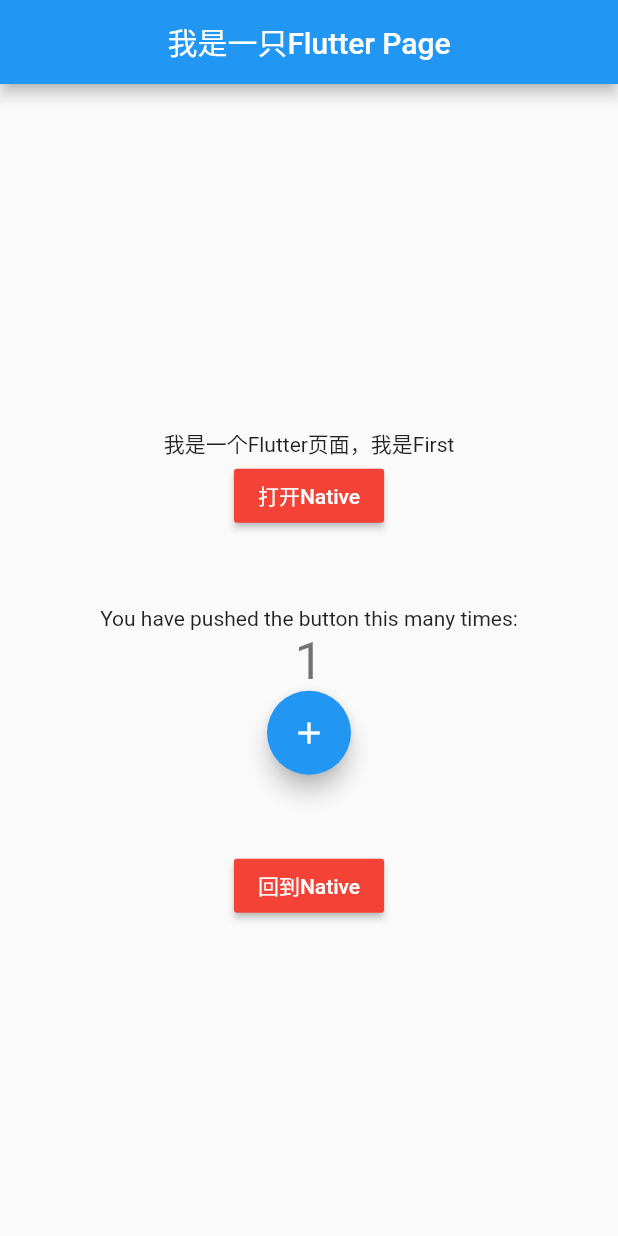
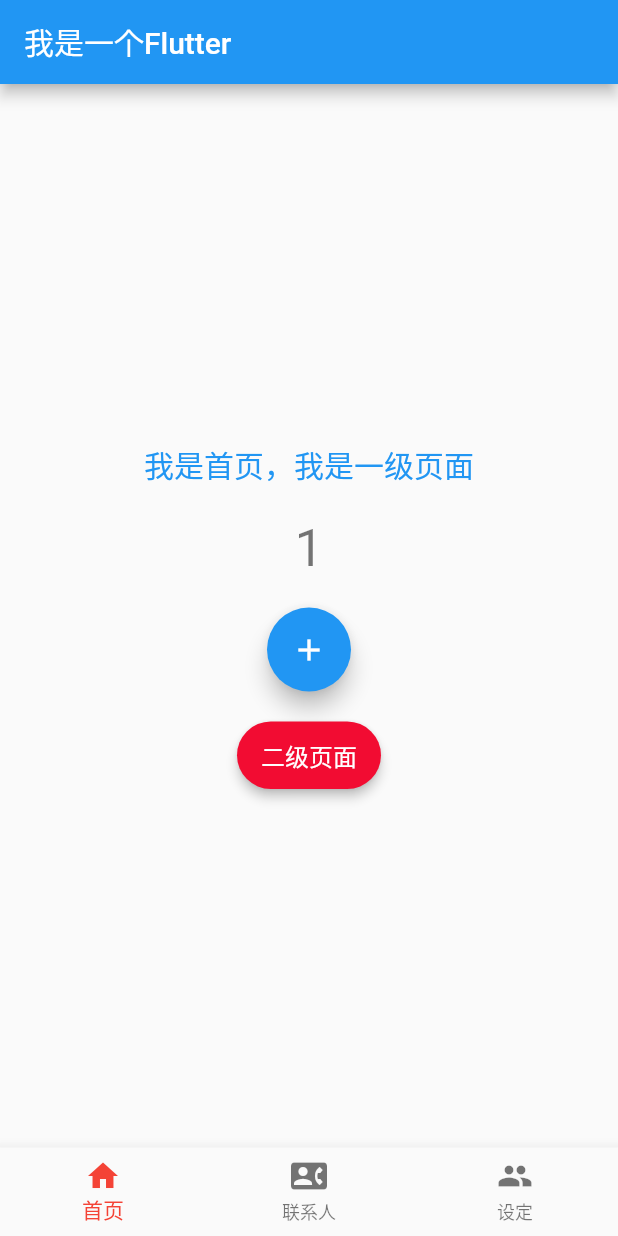
Before and after one commit to bd-jhunter/flutter_native, a Flutter app: the screen it shows after launch, after a tap on the "add" icon, on a phone screen of 412 x 824 dp. Run offline on Flutter 3.47's test engine with Material 2 defaults, Android fonts, the phone set to English and light mode, and no system bars.

Commit message:
implement a pageview in flutter

```diff
--- a/lib/main.dart
+++ b/lib/main.dart
@@ -1,8 +1,14 @@
 import 'dart:io';
 import 'package:flutter/material.dart';
 import 'package:flutter/rendering.dart';
+import 'package:flutternative/root_tab_page.dart';
+import 'package:flutternative/tabbar/contracts_page.dart';
+import 'package:flutternative/tabbar/home_page.dart';
+import 'package:flutternative/tabbar/setting_page.dart';
 
 import 'first_page.dart';
+
+GlobalKey<RootTabBarPageState> tabBarKey = GlobalKey<RootTabBarPageState>();
 
 void main() => runApp(MyApp());
 
@@ -10,6 +16,8 @@ class MyApp extends StatelessWidget {
   // This widget is the root of your application.
   @override
   Widget build(BuildContext context) {
+    List<ITopPage> pages = [HomePage(), ContractsPage(), SettingPage()];
+    var home = RootTabBarPage(key: tabBarKey, pages: pages);
     return MaterialApp(
       title: 'Flutter Demo',
       theme: ThemeData(
@@ -23,109 +31,12 @@ class MyApp extends StatelessWidget {
         // counter didn't reset back to zero; the application is not restarted.
         primarySwatch: Colors.blue,
       ),
-//      home: MyHomePage(title: 'Flutter Demo Home Page'),
-      initialRoute: 'firstPage',
-      routes: {
-        'firstPage': (context) => FirstPage(),
-        'secondPage': (context) => SecondPage(),
-      },
+     home: home,
+//       initialRoute: 'firstPage',
+//       routes: {
+//         'firstPage': (context) => FirstPage(),
+//         'secondPage': (context) => SecondPage(),
+//       },
     );
   }
 }
-
-class MyHomePage extends StatefulWidget {
-  MyHomePage({Key key, this.title}) : super(key: key);
-
-  // This widget is the home page of your application. It is stateful, meaning
-  // that it has a State object (defined below) that contains fields that affect
-  // how it looks.
-
-  // This class is the configuration for the state. It holds the values (in this
-  // case the title) provided by the parent (in this case the App widget) and
-  // used by the build method of the State. Fields in a Widget subclass are
-  // always marked "final".
-
-  final String title;
-
-  @override
-  _MyHomePageState createState() => _MyHomePageState();
-}
-
-class _MyHomePageState extends State<MyHomePage> {
-  int _counter = 0;
-
-  void _incrementCounter() {
-    // TODO(unknown): 需要验证android代码是否也可以移到这里
-//    if (Platform.isIOS) {
-//      try {
-//        final SemanticsOwner owner =
-//            WidgetsBinding.instance.pipelineOwner?.semanticsOwner;
-//        final SemanticsNode root = owner?.rootSemanticsNode;
-//        root?.detach();
-//        root?.attach(owner);
-//      } catch (e) {
-//        assert(false, e.toString());
-//      }
-//    }
-    setState(() {
-      // This call to setState tells the Flutter framework that something has
-      // changed in this State, which causes it to rerun the build method below
-      // so that the display can reflect the updated values. If we changed
-      // _counter without calling setState(), then the build method would not be
-      // called again, and so nothing would appear to happen.
-      _counter++;
-    });
-  }
-
-  @override
-  Widget build(BuildContext context) {
-    // This method is rerun every time setState is called, for instance as done
-    // by the _incrementCounter method above.
-    //
-    // The Flutter framework has been optimized to make rerunning build methods
-    // fast, so that you can just rebuild anything that needs updating rather
-    // than having to individually change instances of widgets.
-    return Scaffold(
-      appBar: AppBar(
-        // Here we take the value from the MyHomePage object that was created by
-        // the App.build method, and use it to set our appbar title.
-        title: Text(widget.title),
-      ),
-      body: Center(
-        // Center is a layout widget. It takes a single child and positions it
-        // in the middle of the parent.
-        child: Column(
-          // Column is also a layout widget. It takes a list of children and
-          // arranges them vertically. By default, it sizes itself to fit its
-          // children horizontally, and tries to be as tall as its parent.
-          //
-          // Invoke "debug painting" (press "p" in the console, choose the
-          // "Toggle Debug Paint" action from the Flutter Inspector in Android
-          // Studio, or the "Toggle Debug Paint" command in Visual Studio Code)
-          // to see the wireframe for each widget.
-          //
-          // Column has various properties to control how it sizes itself and
-          // how it positions its children. Here we use mainAxisAlignment to
-          // center the children vertically; the main axis here is the vertical
-          // axis because Columns are vertical (the cross axis would be
-          // horizontal).
-          mainAxisAlignment: MainAxisAlignment.center,
-          children: <Widget>[
-            Text(
-              'You have pushed the button this many times:',
-            ),
-            Text(
-              '$_counter',
-              style: Theme.of(context).textTheme.headline4,
-            ),
-          ],
-        ),
-      ),
-      floatingActionButton: FloatingActionButton(
-        onPressed: _incrementCounter,
-        tooltip: 'Increment',
-        child: Icon(Icons.add),
-      ), // This trailing comma makes auto-formatting nicer for build methods.
-    );
-  }
-}
--- a/lib/root_tab_page.dart
+++ b/lib/root_tab_page.dart
@@ -0,0 +1,91 @@
+import 'package:flutter/cupertino.dart';
+import 'package:flutter/material.dart';
+
+mixin ITopPage {
+  String get title;
+
+  Widget get icon;
+
+  Widget body(BuildContext context);
+}
+
+// ignore: must_be_immutable
+class RootTabBarPage extends StatefulWidget {
+  final RootTabBarPageState _state;
+
+  RootTabBarPage({Key key, @required List<ITopPage> pages})
+      : _state = RootTabBarPageState(pages),
+        super(key: key);
+
+  @override
+  State<StatefulWidget> createState() => _state;
+}
+
+class RootTabBarPageState extends State<RootTabBarPage> {
+  final List<ITopPage> _pages;
+  final PageController _pageController = PageController(keepPage: true);
+  int _currentIndex = 0;
+
+  RootTabBarPageState(this._pages);
+
+  @override
+  Widget build(BuildContext context) {
+    return Scaffold(
+      appBar: AppBar(
+        title: Text('我是一个Flutter'),
+      ),
+      bottomNavigationBar: BottomNavigationBar(
+        fixedColor: Colors.red,
+        //底部导航栏按钮选中时的颜色
+        type: BottomNavigationBarType.fixed,
+        //底部导航栏的适配，当item多的时候都展示出来
+        currentIndex: _currentIndex,
+        onTap: _onPageChanged,
+        items: _pages.map((e) => BottomNavigationBarItem(icon: e.icon, title: Text(e.title))).toList(),
+      ),
+      body: _pageView(context),
+    );
+  }
+
+  void openTab(int index) {
+    _pageController.jumpToPage(index);
+    setState(() {
+      _currentIndex = index;
+    });
+  }
+
+  Widget _pageView(BuildContext context) {
+    return PageView(
+      children: _pages.map((e) => e.body(context)).toList(),
+      controller: _pageController,
+    );
+  }
+
+  void _onPageChanged(int index) {
+    openTab(index);
+  }
+
+}
+
+/*
+* 存档
+     return Scaffold(
+      appBar: AppBar(
+        title: Text('我是一个Flutter'),
+      ),
+      bottomNavigationBar: BottomNavigationBar(
+        fixedColor: Colors.red,
+        //底部导航栏按钮选中时的颜色
+        type: BottomNavigationBarType.fixed,
+        //底部导航栏的适配，当item多的时候都展示出来
+        currentIndex: _currentIndex,
+        onTap: _onPageChanged,
+        items: _pages.map((e) => BottomNavigationBarItem(icon: e.icon, title: Text(e.title))).toList(),
+      ),
+      body: PageView(
+        children: _pages.map((e) => e.body(context)).toList(),
+        controller: _pageController,
+      ),
+    );
+
+*/
--- /dev/null
+++ b/lib/tabbar/common_widgets.dart
@@ -0,0 +1,24 @@
+import 'package:flutter/cupertino.dart';
+import 'package:flutter/material.dart';
+
+class JHButtons {
+  static Widget applyButton({@required String title, Color titleColor, Color backgroundColor, double fontSize, double width, @required double height, @required VoidCallback onPressed}) {
+    RaisedButton button = RaisedButton(
+      child: Text(
+        title,
+        style: TextStyle(color: titleColor ?? Colors.white, fontSize: fontSize ?? 14, fontWeight: FontWeight.normal),
+      ),
+      color: backgroundColor ?? Color(0xFFF20C32),
+      splashColor: backgroundColor ?? Color(0xFFF20C32),
+      elevation: 3.0,
+      shape: RoundedRectangleBorder(borderRadius: BorderRadius.all(Radius.circular(height / 2))),
+      onPressed: onPressed,
+    );
+
+    return SizedBox(
+      width: width,
+      height: height,
+      child: button,
+    );
+  }
+}
--- /dev/null
+++ b/lib/tabbar/contracts_page.dart
@@ -0,0 +1,87 @@
+import 'package:flutter/cupertino.dart';
+import 'package:flutter/material.dart';
+import 'package:flutternative/first_page.dart';
+import 'package:flutternative/tabbar/common_widgets.dart';
+import '../main.dart';
+
+import '../root_tab_page.dart';
+
+class ContractsPage extends StatefulWidget with ITopPage {
+
+  @override
+  Widget body(BuildContext context) => this;
+
+  @override
+  String get title => '联系人';
+
+  @override
+  Widget get icon => Icon(Icons.contact_phone);
+
+  @override
+  State<StatefulWidget> createState() => _ContractsPageState();
+}
+
+class _ContractsPageState extends State<ContractsPage> with AutomaticKeepAliveClientMixin {
+  int _count = 0;
+
+  @override
+  Widget build(BuildContext context) {
+    super.build(context);
+    return Container(
+      // width: double.infinity,
+      padding: EdgeInsets.all(12),
+      child: Column(
+        mainAxisAlignment: MainAxisAlignment.center,
+        crossAxisAlignment: CrossAxisAlignment.center,
+        children: <Widget>[
+          Text(
+            '我是一个联系人页面，我是一级页面',
+            style: TextStyle(fontSize: 20, color: Colors.blue),
+          ),
+          Container(
+              padding: EdgeInsets.only(top: 20),
+              child: Text(
+                '$_count',
+                style: Theme.of(context).textTheme.headline4,
+              )),
+          // Container(
+          //   padding: EdgeInsets.only(top: 20, bottom: 20),
+          //   child: FloatingActionButton(
+          //     onPressed: _incrementCounter,
+          //     tooltip: 'Increment',
+          //     child: Icon(Icons.add),
+          //   ),
+          // ),
+          JHButtons.applyButton(
+            title: '二级页面',
+            height: 45,
+            fontSize: 16,
+            onPressed: () => _pressSomeButton(context),
+          ),
+        ],
+      ),
+    );
+  }
+
+  // Private methods
+  void _pressSomeButton(BuildContext context) {
+    // GlobalKey rootKey = tabBarKey;
+    // RootTabBarPageState rootState = rootKey.currentState;
+    // rootState.openTab(0);
+    // return;
+    Navigator.of(context).push(
+        MaterialPageRoute(
+            builder: (_) => SecondPage()
+        )
+    );
+  }
+
+  void _incrementCounter() {
+    setState(() {
+      _count++;
+    });
+  }
+
+  @override
+  bool get wantKeepAlive => true;
+}
--- /dev/null
+++ b/lib/tabbar/home_page.dart
@@ -0,0 +1,87 @@
+import 'package:flutter/cupertino.dart';
+import 'package:flutter/material.dart';
+import 'package:flutternative/first_page.dart';
+
+import '../root_tab_page.dart';
+import 'common_widgets.dart';
+import '../main.dart';
+
+class HomePage extends StatefulWidget with ITopPage {
+
+  @override
+  Widget body(BuildContext context) => this;
+
+  @override
+  String get title => '首页';
+
+  @override
+  Widget get icon => Icon(Icons.home);
+
+  @override
+  State<StatefulWidget> createState() => _HomePageState();
+}
+
+class _HomePageState extends State<HomePage> with AutomaticKeepAliveClientMixin {
+  int _count = 0;
+
+  @override
+  Widget build(BuildContext context) {
+    super.build(context);
+    return Container(
+      // width: double.infinity,
+      padding: EdgeInsets.all(12),
+      child: Column(
+        mainAxisAlignment: MainAxisAlignment.center,
+        crossAxisAlignment: CrossAxisAlignment.center,
+        children: <Widget>[
+          Text(
+            '我是首页，我是一级页面',
+            style: TextStyle(fontSize: 20, color: Colors.blue),
+          ),
+          Container(
+            padding: EdgeInsets.only(top: 20),
+              child: Text(
+            '$_count',
+            style: Theme.of(context).textTheme.headline4,
+          )),
+          Container(
+            padding: EdgeInsets.only(top: 20, bottom: 20),
+            child: FloatingActionButton(
+              onPressed: _incrementCounter,
+              tooltip: 'Increment',
+              child: Icon(Icons.add),
+            ),
+          ),
+          JHButtons.applyButton(
+            title: '二级页面',
+            height: 45,
+            fontSize: 16,
+            onPressed: () => _pressSomeButton(context),
+          ),
+        ],
+      ),
+    );
+  }
+
+  // Private methods
+  void _pressSomeButton(BuildContext context) {
+    // GlobalKey rootKey = tabBarKey;
+    // RootTabBarPageState rootState = rootKey.currentState;
+    // rootState.openTab(1);
+    // return;
+    Navigator.of(context).push(
+        MaterialPageRoute(
+          builder: (_) => FirstPage()
+        )
+    );
+  }
+
+  void _incrementCounter() {
+    setState(() {
+      _count++;
+    });
+  }
+
+  @override
+  bool get wantKeepAlive => true;
+}
--- /dev/null
+++ b/lib/tabbar/setting_page.dart
@@ -0,0 +1,46 @@
+import 'package:flutter/cupertino.dart';
+import 'package:flutter/material.dart';
+
+import '../root_tab_page.dart';
+import 'common_widgets.dart';
+
+class SettingPage extends StatelessWidget with ITopPage {
+
+  @override
+  Widget build(BuildContext context) {
+    return Container(
+      width: double.infinity,
+      padding: EdgeInsets.all(12),
+      child: Column(
+        mainAxisAlignment: MainAxisAlignment.center,
+        crossAxisAlignment: CrossAxisAlignment.center,
+        children: <Widget>[
+          Text(
+            '我是一个设置页，我是一级页面',
+            style: TextStyle(fontSize: 20, color: Colors.blue),
+          ),
+          JHButtons.applyButton(
+            title: '二级页面',
+            height: 45,
+            fontSize: 16,
+            onPressed: _pressSomeButton,
+          )
+        ],
+      ),
+    );
+  }
+
+  @override
+  Widget body(BuildContext context) {
+    return build(context);
+  }
+
+  @override
+  String get title => '设定';
+
+  @override
+  Widget get icon => Icon(Icons.people);
+
+  // Private methods
+  void _pressSomeButton() {}
+}
```
Also changed, not shown: lib/first_page.dart (+66 -53 lines), 6 other files.
